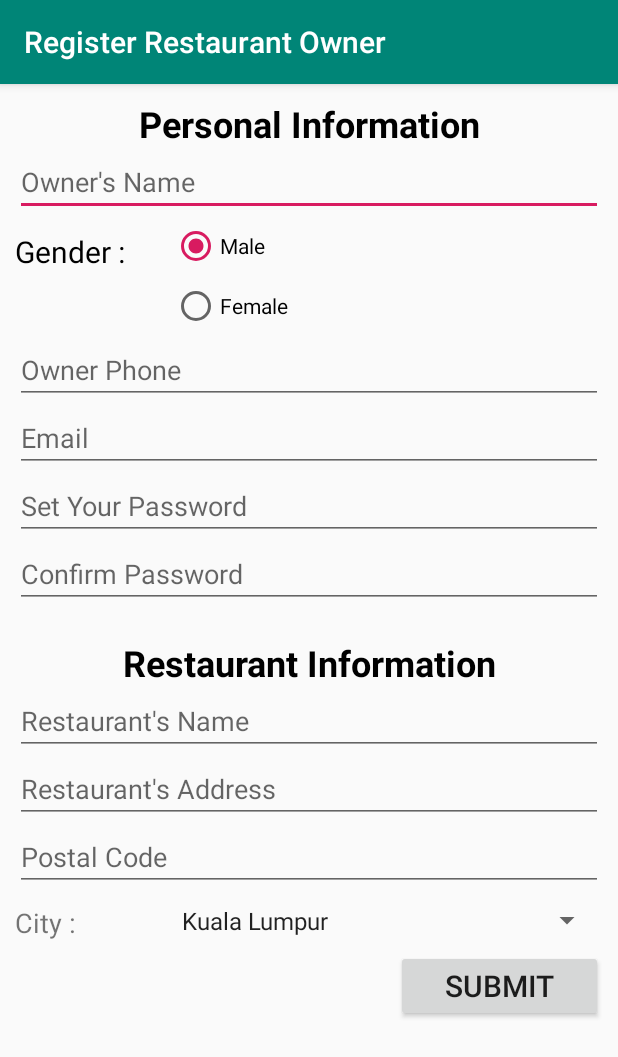
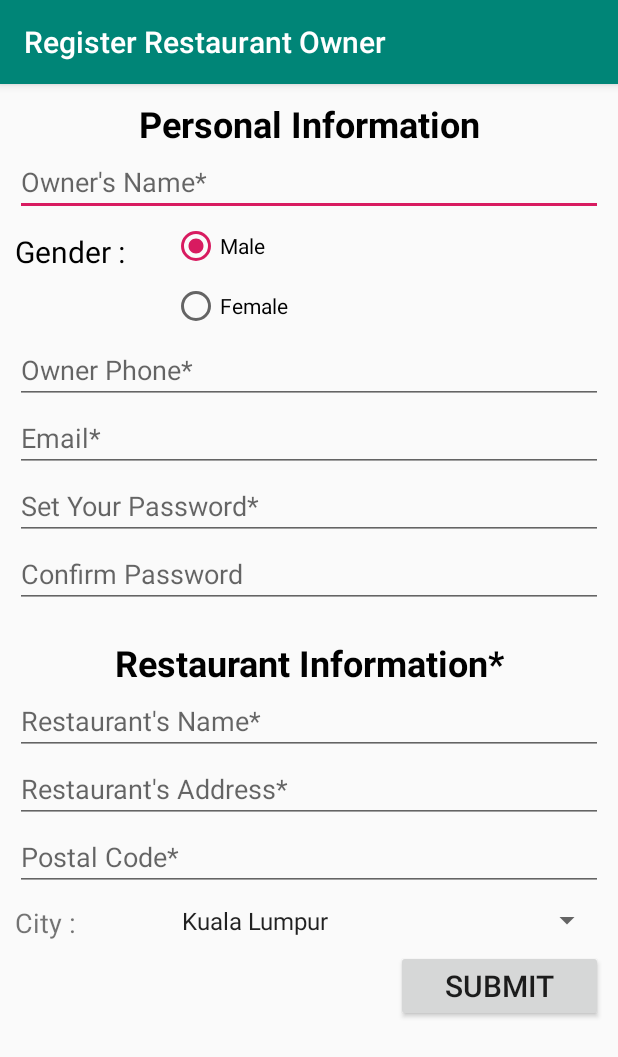
Before and after one commit to thampekgy/FoodApp, an Android app: the RegistrationResOwner screen opened directly, with no data from a screen before it, on a phone screen of 412 x 824 dp. Shown: the top 1057 px of the screen. Run offline under Robolectric (Android 15) with nearby library versions, the phone set to English and light mode, and no system bars; our stand-ins replace Firebase (no records; nobody signed in at launch, a user with empty details on screens opened directly).

```diff
--- a/app/src/main/java/com/example/windows10/newproject/FoodDetail.java
+++ b/app/src/main/java/com/example/windows10/newproject/FoodDetail.java
@@ -90,7 +90,6 @@ public class FoodDetail extends AppCompatActivity {
                 cart.add(new OrderRecord(
                        foodId,
                        currentFood.getName(),
-                       numberButton.getNumber(),
                        currentFood.getPrice(),
                        currentFood.getDiscount()
                ));
--- a/app/src/main/res/layout/activity_registration_res_owner.xml
+++ b/app/src/main/res/layout/activity_registration_res_owner.xml
@@ -33,7 +33,7 @@
                 android:layout_height="wrap_content"
                 android:ems="10"
                 android:inputType="textPersonName"
-                android:hint="Owner's Name"
+                android:hint="Owner's Name*"
                 android:textSize="18sp"/>
 
             <LinearLayout
@@ -82,7 +82,7 @@
                 android:ems="10"
                 android:maxLength="10"
                 android:inputType="phone"
-                android:hint="Owner Phone"/>
+                android:hint="Owner Phone*"/>
 
             <EditText
                 android:id="@+id/editText_OwnerEmail"
@@ -90,7 +90,7 @@
                 android:layout_height="wrap_content"
                 android:ems="10"
                 android:inputType="textEmailAddress"
-                android:hint="Email"
+                android:hint="Email*"
                 android:textSize="18sp"/>
 
             <EditText
@@ -98,7 +98,7 @@
                 android:layout_width="match_parent"
                 android:layout_height="wrap_content"
                 android:ems="10"
-                android:hint="Set Your Password"
+                android:hint="Set Your Password*"
                 android:inputType="textPassword"
                 android:textSize="18sp" />
 
@@ -116,7 +116,7 @@
                 android:layout_width="match_parent"
                 android:layout_height="wrap_content"
                 android:layout_marginTop="20dp"
-                android:text="Restaurant Information"
+                android:text="Restaurant Information*"
                 android:textAlignment="center"
                 android:textColor="@android:color/black"
                 android:textSize="24sp"
@@ -128,7 +128,7 @@
                 android:layout_height="wrap_content"
                 android:ems="10"
                 android:inputType="textPersonName"
-                android:hint="Restaurant's Name"
+                android:hint="Restaurant's Name*"
                 android:textSize="18sp"/>
 
             <EditText
@@ -137,7 +137,7 @@
                 android:layout_height="wrap_content"
                 android:ems="10"
                 android:inputType="textPostalAddress"
-                android:hint="Restaurant's Address"
+                android:hint="Restaurant's Address*"
                 android:textSize="18sp" />
 
             <EditText
@@ -146,7 +146,7 @@
                 android:layout_height="wrap_content"
                 android:ems="10"
                 android:inputType="phone"
-                android:hint="Postal Code"
+                android:hint="Postal Code*"
 
                 android:maxLength="5"
                 android:textSize="18sp" />
```
Also changed, not shown: app/src/main/java/com/example/windows10/newproject/Cart.java (+6 -36 lines), app/src/main/java/com/example/windows10/newproject/FoodList.java (+25 -15 lines), app/src/main/java/com/example/windows10/newproject/Model/OrderRecord.java (+5 -6 lines), app/src/main/java/com/example/windows10/newproject/Model/Request.java (+7 -7 lines), app/src/main/java/com/example/windows10/newproject/ViewHolder/CartAdapter.java (+4 -4 lines), app/src/main/java/com/example/windows10/newproject/ViewHolder/FoodViewHolder.java (+14 -5 lines), app/src/main/res/layout/food_item.xml (+2 -8 lines), app/src/main/res/layout/fragment_registration.xml (+6 -6 lines).
